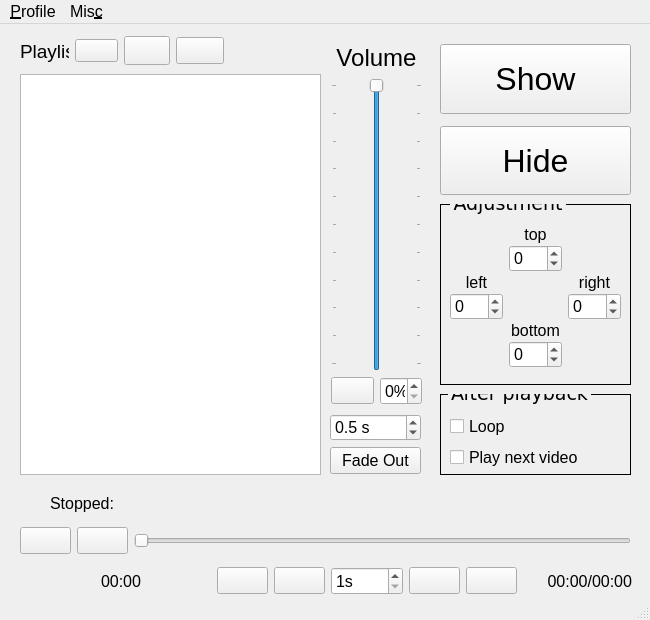
Above: main.ui from yeuharn96/video-presenter before the change. Below: the same form after it.
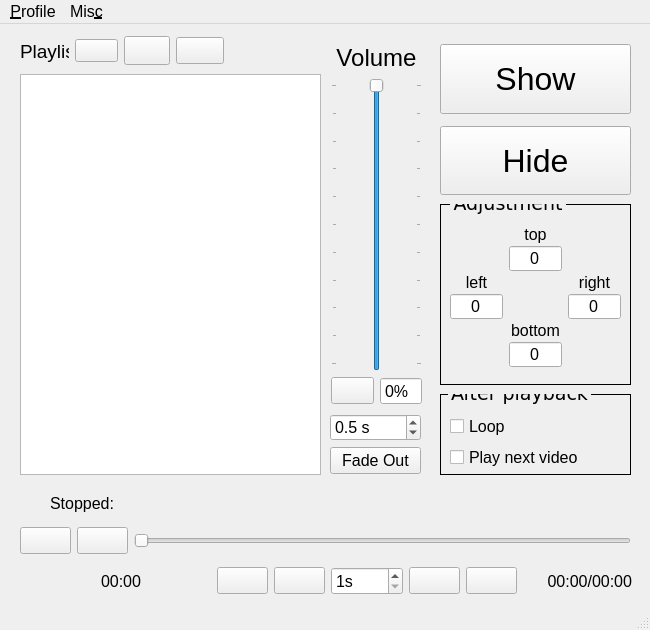
That is the form after the change. Icons and pictures are not drawn.

Patch:
```diff
--- a/main.ui
+++ b/main.ui
@@ -7,13 +7,13 @@
     <x>0</x>
     <y>0</y>
     <width>650</width>
-    <height>620</height>
+    <height>630</height>
    </rect>
   </property>
   <property name="minimumSize">
    <size>
     <width>650</width>
-    <height>620</height>
+    <height>630</height>
    </size>
   </property>
   <property name="font">
@@ -166,6 +166,12 @@
           <pointsize>12</pointsize>
          </font>
         </property>
+        <property name="alignment">
+         <set>Qt::AlignCenter</set>
+        </property>
+        <property name="buttonSymbols">
+         <enum>QAbstractSpinBox::NoButtons</enum>
+        </property>
         <property name="minimum">
          <number>-9999</number>
         </property>
@@ -181,6 +187,12 @@
           <pointsize>12</pointsize>
          </font>
         </property>
+        <property name="alignment">
+         <set>Qt::AlignCenter</set>
+        </property>
+        <property name="buttonSymbols">
+         <enum>QAbstractSpinBox::NoButtons</enum>
+        </property>
         <property name="minimum">
          <number>-9999</number>
         </property>
@@ -259,6 +271,12 @@
           <pointsize>12</pointsize>
          </font>
         </property>
+        <property name="alignment">
+         <set>Qt::AlignCenter</set>
+        </property>
+        <property name="buttonSymbols">
+         <enum>QAbstractSpinBox::NoButtons</enum>
+        </property>
         <property name="minimum">
          <number>-9999</number>
         </property>
@@ -274,6 +292,12 @@
           <pointsize>12</pointsize>
          </font>
         </property>
+        <property name="alignment">
+         <set>Qt::AlignCenter</set>
+        </property>
+        <property name="buttonSymbols">
+         <enum>QAbstractSpinBox::NoButtons</enum>
+        </property>
         <property name="minimum">
          <number>-9999</number>
         </property>
@@ -594,6 +618,18 @@
        </item>
        <item>
         <widget class="QSpinBox" name="audio_sb_volume">
+         <property name="sizePolicy">
+          <sizepolicy hsizetype="Minimum" vsizetype="Fixed">
+           <horstretch>0</horstretch>
+           <verstretch>0</verstretch>
+          </sizepolicy>
+         </property>
+         <property name="statusTip">
+          <string>Volume</string>
+         </property>
+         <property name="buttonSymbols">
+          <enum>QAbstractSpinBox::NoButtons</enum>
+         </property>
          <property name="suffix">
           <string>%</string>
          </property>
@@ -702,7 +738,7 @@
      <set>Qt::AlignRight|Qt::AlignTrailing|Qt::AlignVCenter</set>
     </property>
    </widget>
-   <widget class="QWidget" name="">
+   <widget class="QWidget" name="layoutWidget">
     <property name="geometry">
      <rect>
       <x>101</x>
```
Left out of the diff: 76 changed lines with no effect on the pictures.
